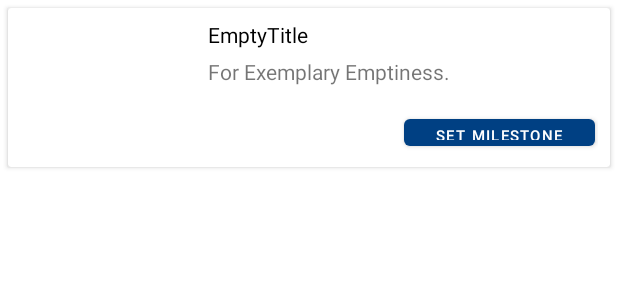
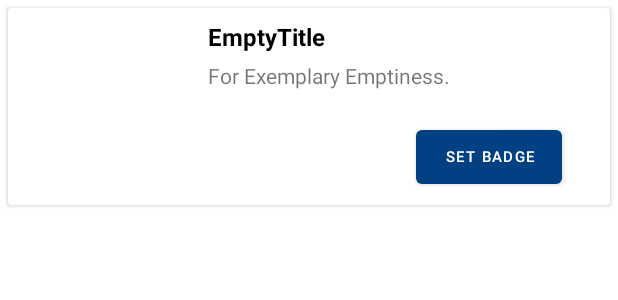
Before and after one commit to vp811/finalproject, an Android app: the layout milestones_layout.xml on its own in the app's theme, with its tools: preview values and no code run, on a phone screen of 412 x 824 dp. Shown: the top 300 px of the screen. Run offline under Robolectric (Android 15) with nearby library versions, the phone set to English and light mode, and no system bars.

Commit message:
added styling to user profile and badge fragments

```diff
--- a/app/src/main/res/layout/fragment_userprofile.xml
+++ b/app/src/main/res/layout/fragment_userprofile.xml
@@ -13,6 +13,8 @@
         android:layout_marginStart="12dp"
         android:layout_marginTop="8dp"
         android:text="User Profile"
+        android:textSize="18sp"
+        android:textStyle="bold"
         app:layout_constraintBottom_toTopOf="@+id/userMilestone"
         app:layout_constraintEnd_toEndOf="parent"
         app:layout_constraintHorizontal_bias="0.0"
@@ -48,6 +50,8 @@
         android:layout_height="wrap_content"
         android:layout_marginTop="8dp"
         android:text="About Me"
+        android:textSize="16sp"
+        android:textStyle="bold"
         app:layout_constraintBottom_toTopOf="@+id/aboutMeContents"
         app:layout_constraintEnd_toEndOf="parent"
         app:layout_constraintHorizontal_bias="0.0"
@@ -76,6 +80,8 @@
         android:layout_marginEnd="330dp"
         android:layout_marginBottom="12dp"
         android:text="Milestones"
+        android:textSize="16sp"
+        android:textStyle="bold"
         app:layout_constraintBottom_toTopOf="@+id/viewMilestoneOne"
         app:layout_constraintEnd_toEndOf="parent"
         app:layout_constraintHorizontal_bias="0.0"
--- a/app/src/main/res/layout/milestones_layout.xml
+++ b/app/src/main/res/layout/milestones_layout.xml
@@ -28,7 +28,9 @@
                 android:layout_toRightOf="@id/viewMilestoneOne"
                 android:text="EmptyTitle"
                 android:textAppearance="@style/Base.TextAppearance.AppCompat.Small"
-                android:textColor="#000000" />
+                android:textColor="#000000"
+                android:textSize="16sp"
+                android:textStyle="bold" />
 
             <TextView
                 android:id="@+id/textViewDescription"
@@ -43,15 +45,15 @@
 
             <Button
                 android:id="@+id/setMilestoneButton"
-                android:layout_width="136dp"
-                android:layout_height="30dp"
+                android:layout_width="wrap_content"
+                android:layout_height="wrap_content"
                 android:layout_alignParentStart="true"
                 android:layout_alignParentTop="true"
                 android:layout_alignParentEnd="true"
-                android:layout_marginStart="256dp"
-                android:layout_marginTop="60dp"
-                android:layout_marginEnd="2dp"
-                android:text="Set Milestone"
+                android:layout_marginStart="264dp"
+                android:layout_marginTop="67dp"
+                android:layout_marginEnd="24dp"
+                android:text="Set Badge"
                 android:textSize="10sp" />
 
         </RelativeLayout>
```
Also changed, not shown: app/src/main/res/layout/fragment_user_profile_milestones.xml (+4 -3 lines).
